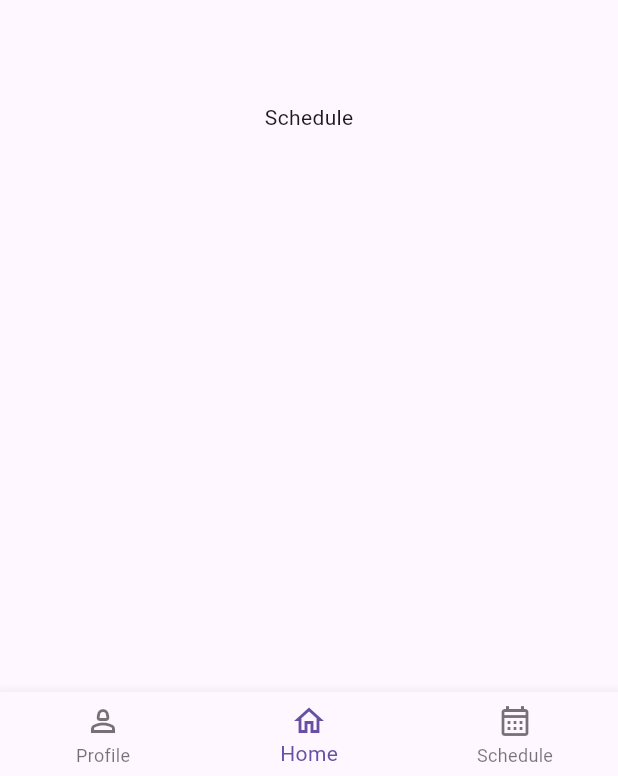
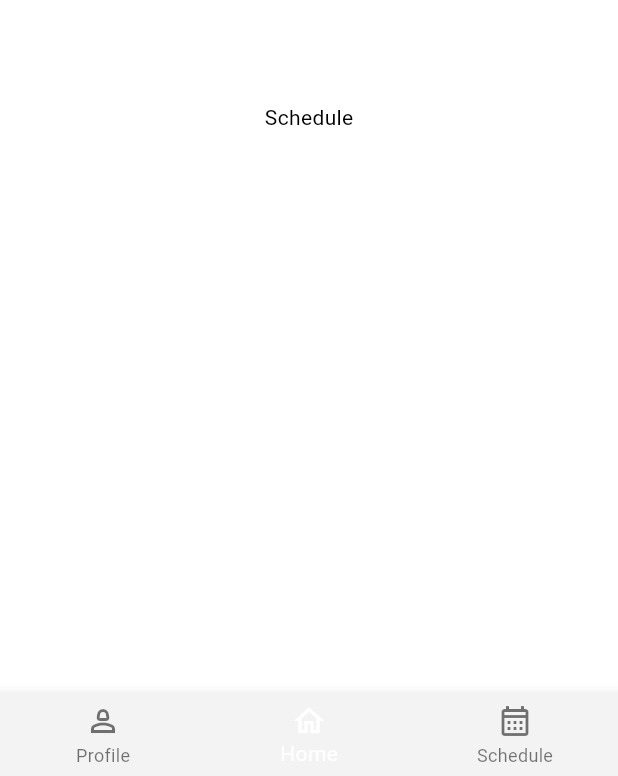
Before and after one commit to EnterGodMode23/tiberium_crm, a Flutter app: the SchedulePage screen opened by its route, on a phone screen of 412 x 824 dp. Shown: the part 457-1233 px from the top of the screen. Run offline on Flutter 3.47's test engine with Material 3 defaults, Android fonts, the phone set to English and light mode, and no system bars; our stand-ins replace auto_route, flutter_form_builder, flutter_svg, form_builder_validators; Roboto replaces fonts that are missing (SFUI).

Commit message:
added theme and auth

```diff
--- a/lib/app.dart
+++ b/lib/app.dart
@@ -0,0 +1,48 @@
+import 'package:flutter/material.dart';
+import 'package:tiberium_crm/features/app/routing/app_router.dart';
+import 'package:tiberium_crm/features/app/theme.dart';
+
+class App extends StatefulWidget {
+  const App({super.key});
+
+  @override
+  State<App> createState() => _AppState();
+}
+
+class _AppState extends State<App> {
+  late final AppRouter router;
+  late Locale locale;
+  late Future _future;
+
+  @override
+  void initState() {
+    router = AppRouter();
+    _future = initializeApp(router);
+
+    super.initState();
+  }
+
+  @override
+  void dispose() {
+    router.dispose();
+    super.dispose();
+  }
+
+  @override
+  Widget build(BuildContext context) {
+    return FutureBuilder(
+      future: _future,
+      builder: (context, snap) {
+        return MaterialApp.router(
+          theme: Themes.light,
+          routerDelegate: router.delegate(),
+          routeInformationParser: router.defaultRouteParser(),
+        );
+      },
+    );
+  }
+
+  Future<void> initializeApp(AppRouter router) async {
+    return router.replaceAll(const [AuthRoute()]);
+  }
+}
--- a/lib/features/app/routing/app_router.dart
+++ b/lib/features/app/routing/app_router.dart
@@ -3,17 +3,30 @@ import 'package:tiberium_crm/features/home/home_screen.dart';
 import 'package:tiberium_crm/features/profile/profile_screen.dart';
 import 'package:tiberium_crm/features/schedule/schedule_screen.dart';
 import 'package:tiberium_crm/features/splash/splash_screen.dart';
+import 'package:tiberium_crm/features/auth/auth_screen.dart';
 
 part 'app_router.gr.dart';
 
 @AutoRouterConfig(replaceInRouteName: 'Page,Route')
 class AppRouter extends _$AppRouter {
   @override
+  RouteType get defaultRouteType {
+    return const RouteType.adaptive();
+  }
+
+  @override
   List<AutoRoute> get routes => [
-        AutoRoute(page: SplashRoute.page, initial: true, children: [
-          AutoRoute(page: HomeRoute.page, initial: true),
-          AutoRoute(page: ProfileRoute.page),
-          AutoRoute(page: ScheduleRoute.page),
-        ])
+        AdaptiveRoute(
+          path: '/auth',
+          page: AuthRoute.page,
+        ),
+        AdaptiveRoute(
+          page: RootRoute.page,
+          children: [
+            AutoRoute(page: HomeRoute.page, initial: true),
+            AutoRoute(page: ProfileRoute.page),
+            AutoRoute(page: ScheduleRoute.page),
+          ],
+        ),
       ];
 }
--- /dev/null
+++ b/lib/features/app/theme.dart
@@ -0,0 +1,93 @@
+import 'package:flutter/material.dart';
+import 'package:flutter/services.dart';
+
+class Themes {
+  static final light = ThemeData(
+    elevatedButtonTheme: ElevatedButtonThemeData(
+      style: ButtonStyle(
+        textStyle: const WidgetStatePropertyAll(
+          TextStyle(
+            fontFamily: 'SFUI',
+            fontSize: 36,
+            fontWeight: FontWeight.w400,
+          ),
+        ),
+        overlayColor: WidgetStatePropertyAll(Colors.black.withOpacity(0.05)),
+        minimumSize: const WidgetStatePropertyAll(Size.fromHeight(48)),
+        shape: WidgetStatePropertyAll(
+          RoundedRectangleBorder(
+            borderRadius: BorderRadius.circular(30),
+          ),
+        ),
+        splashFactory: InkSparkle.constantTurbulenceSeedSplashFactory,
+        elevation: const WidgetStatePropertyAll(5),
+      ),
+    ),
+    inputDecorationTheme: InputDecorationTheme(
+        border: OutlineInputBorder(
+          borderRadius: BorderRadius.circular(30.0),
+        ),
+        focusedBorder: OutlineInputBorder(
+          borderRadius: BorderRadius.circular(30.0),
+          borderSide: const BorderSide(color: Colors.black, width: 2.0),
+        ),
+        floatingLabelStyle: const TextStyle(color: Colors.black),
+        prefixStyle: const TextStyle(color: Colors.black),
+        helperStyle: const TextStyle(color: Colors.black)),
+    fontFamily: 'SFUI',
+    scaffoldBackgroundColor: Colors.white,
+    colorScheme: const ColorScheme(
+      brightness: Brightness.light,
+      primaryContainer: Color(0xFFFDBC15),
+      primary: Colors.white,
+      onPrimary: Colors.blue,
+      secondary: Color.fromARGB(255, 51, 34, 53),
+      onSecondary: Colors.white,
+      surface: Color.fromARGB(255, 243, 243, 243),
+      onSurface: Colors.black,
+      error: Color.fromARGB(255, 255, 124, 124),
+      errorContainer: Color.fromARGB(255, 253, 237, 237),
+      onError: Colors.white,
+    ),
+    dialogBackgroundColor: Colors.white,
+    dialogTheme: DialogTheme(
+      backgroundColor: Colors.white,
+      shape: RoundedRectangleBorder(
+        borderRadius: BorderRadius.circular(14),
+      ),
+    ),
+    bottomSheetTheme: const BottomSheetThemeData(
+      backgroundColor: Colors.white,
+      shape: RoundedRectangleBorder(
+        borderRadius: BorderRadius.vertical(top: Radius.circular(14)),
+      ),
+    ),
+    appBarTheme: const AppBarTheme(
+      centerTitle: true,
+      elevation: 0,
+      color: Colors.white,
+      systemOverlayStyle: SystemUiOverlayStyle(
+        statusBarColor: Colors.transparent,
+        statusBarBrightness: Brightness.dark,
+        statusBarIconBrightness: Brightness.dark,
+        systemNavigationBarColor: Colors.transparent,
+        systemStatusBarContrastEnforced: false,
+        systemNavigationBarDividerColor: Colors.transparent,
+      ),
+      titleTextStyle: TextStyle(
+        fontFamily: 'SFUI',
+        fontSize: 20,
+        fontWeight: FontWeight.w600,
+        color: Colors.black,
+      ),
+      iconTheme: IconThemeData(
+        color: Colors.black,
+      ),
+    ),
+    iconTheme: const IconThemeData(
+      color: Colors.black,
+    ),
+    splashFactory: InkSparkle.constantTurbulenceSeedSplashFactory,
+    datePickerTheme: const DatePickerThemeData(),
+  );
+}
--- a/lib/features/splash/splash_screen.dart
+++ b/lib/features/splash/splash_screen.dart
@@ -3,8 +3,8 @@ import 'package:flutter/material.dart';
 import 'package:tiberium_crm/features/app/routing/app_router.dart';
 
 @RoutePage()
-class SplashPage extends StatelessWidget {
-  const SplashPage({super.key});
+class RootPage extends StatelessWidget {
+  const RootPage({super.key});
 
   @override
   Widget build(BuildContext context) {
@@ -22,6 +22,10 @@ class SplashPage extends StatelessWidget {
             BottomNavigationBarItem(
               label: 'Profile',
               icon: Icon(Icons.person_2_outlined),
+              activeIcon: Icon(
+                Icons.person_2_rounded,
+                color: Colors.black,
+              ),
             ),
             BottomNavigationBarItem(
               label: 'Home',
--- a/lib/main.dart
+++ b/lib/main.dart
@@ -1,22 +1,11 @@
 import 'package:flutter/material.dart';
+import 'package:tiberium_crm/app.dart';
 import 'package:tiberium_crm/features/app/helpers/init_helper.dart';
 import 'package:tiberium_crm/features/app/routing/app_router.dart';
-import 'package:tiberium_crm/features/splash/splash_screen.dart';
 
 final appRouter = AppRouter();
 
 void main() async {
   await InitHelper.init();
-  runApp(const MyApp());
+  runApp(const App());
 }
-
-class MyApp extends StatelessWidget {
-  const MyApp({super.key});
-
-  @override
-  Widget build(BuildContext context) {
-    return MaterialApp.router(
-      routerConfig: appRouter.config(),
-    );
-  }
-}
--- a/pubspec.yaml
+++ b/pubspec.yaml
@@ -11,6 +11,8 @@ dependencies:
     sdk: flutter
   flutter_svg: ^2.0.10+1
   auto_route: ^8.1.3
+  flutter_form_builder: ^9.3.0
+  form_builder_validators: ^10.0.1
 
 dev_dependencies:
   flutter_test:
```
Also changed, not shown: lib/features/auth/auth_screen.dart (added, +98 -0 lines), assets/logo.svg (added), lib/features/app/routing/app_router.gr.dart, pubspec.lock, 1 other file.
